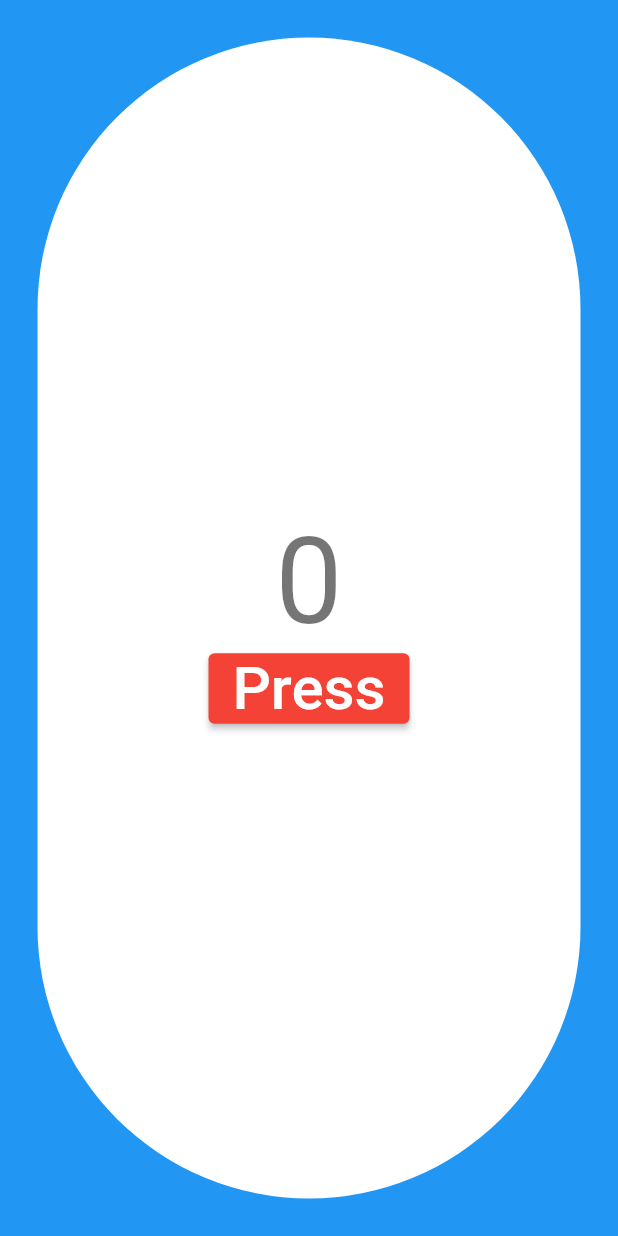
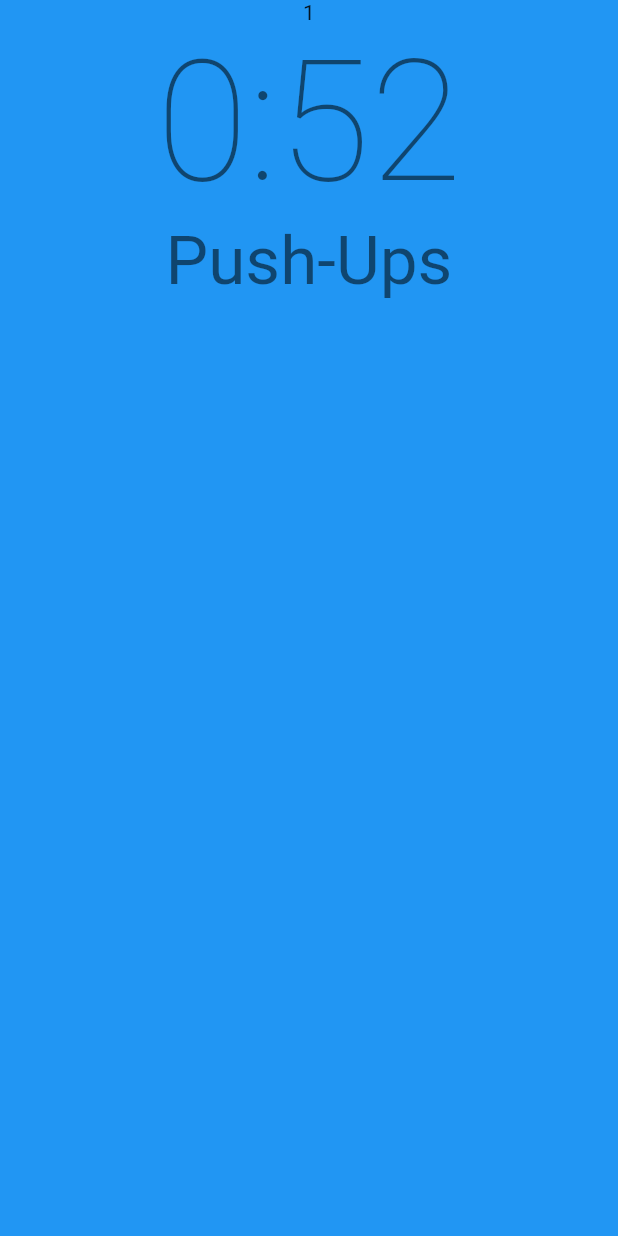
Before and after one commit to doriangc/tizen-app, a Flutter app: the screen it shows after launch, on a phone screen of 412 x 824 dp. Run offline on Flutter 3.47's test engine with Material 2 defaults, Android fonts, the phone set to English and light mode, and no system bars; our stand-ins replace sensors_plus, wakelock; missing offline and left inert: wearable_rotary.

Commit message:
Add exercise page

```diff
--- /dev/null
+++ b/lib/entities/workout_step.dart
@@ -0,0 +1 @@
+class WorkoutStep {}
--- /dev/null
+++ b/lib/exercise.dart
@@ -0,0 +1,20 @@
+import 'package:flutter/material.dart';
+import 'package:watch_test/exercise_page.dart';
+
+class Exercise extends StatefulWidget {
+  const Exercise({Key? key}) : super(key: key);
+
+  @override
+  State<Exercise> createState() => _ExerciseState();
+}
+
+class _ExerciseState extends State<Exercise> {
+  @override
+  Widget build(BuildContext context) {
+    return ExercisePage(
+      exerciseTitle: 'Push-Ups',
+      endTime: DateTime.now().add(Duration(seconds: 60)),
+      exerciseNum: 1,
+    );
+  }
+}
--- /dev/null
+++ b/lib/exercise_page.dart
@@ -0,0 +1,51 @@
+import 'package:flutter/material.dart';
+
+class ExercisePage extends StatefulWidget {
+  final DateTime endTime;
+  final String exerciseTitle;
+  final int exerciseNum;
+
+  const ExercisePage({
+    Key? key,
+    required this.exerciseTitle,
+    required this.endTime,
+    required this.exerciseNum,
+  }) : super(key: key);
+
+  @override
+  State<ExercisePage> createState() => _ExercisePageState();
+}
+
+class _ExercisePageState extends State<ExercisePage> {
+  @override
+  void initState() {
+    super.initState();
+    _updateTiming(null);
+  }
+
+  @override
+  Widget build(BuildContext context) {
+    final currentDatetime = DateTime.now();
+    final durationSinceStart = widget.endTime.difference(currentDatetime);
+
+    return Column(
+      children: [
+        Text(widget.exerciseNum.toString()),
+        Text(
+          '${durationSinceStart.inMinutes}:${durationSinceStart.inSeconds % 60}',
+          style: Theme.of(context).textTheme.headline1,
+        ),
+        Text(
+          this.widget.exerciseTitle,
+          style: Theme.of(context).textTheme.headline3,
+        ),
+        // Text
+      ],
+    );
+  }
+
+  void _updateTiming(dynamic) {
+    setState(() => {});
+    Future.delayed(Duration(milliseconds: 64)).then(_updateTiming);
+  }
+}
--- a/lib/main.dart
+++ b/lib/main.dart
@@ -1,4 +1,11 @@
+import 'dart:async';
+
 import 'package:flutter/material.dart';
+import 'package:wearable_rotary/wearable_rotary.dart';
+import 'package:sensors_plus/sensors_plus.dart';
+import 'package:wakelock/wakelock.dart';
+
+import 'exercise.dart';
 
 void main() {
   runApp(const MyApp());
@@ -13,15 +20,6 @@ class MyApp extends StatelessWidget {
     return MaterialApp(
       title: 'Flutter Demo',
       theme: ThemeData(
-          // This is the theme of your application.
-          //
-          // Try running your application with "flutter run". You'll see the
-          // application has a blue toolbar. Then, without quitting the app, try
-          // changing the primarySwatch below to Colors.green and then invoke
-          // "hot reload" (press "r" in the console where you ran "flutter run",
-          // or simply save your changes to "hot reload" in a Flutter IDE).
-          // Notice that the counter didn't reset back to zero; the application
-          // is not restarted.
           primarySwatch: Colors.red,
           textTheme: const TextTheme(
             headline4: TextStyle(fontSize: 80.0),
@@ -33,16 +31,6 @@ class MyApp extends StatelessWidget {
 
 class MyHomePage extends StatefulWidget {
   const MyHomePage({Key? key, required this.title}) : super(key: key);
-
-  // This widget is the home page of your application. It is stateful, meaning
-  // that it has a State object (defined below) that contains fields that affect
-  // how it looks.
-
-  // This class is the configuration for the state. It holds the values (in this
-  // case the title) provided by the parent (in this case the App widget) and
-  // used by the build method of the State. Fields in a Widget subclass are
-  // always marked "final".
-
   final String title;
 
   @override
@@ -51,16 +39,33 @@ class MyHomePage extends StatefulWidget {
 
 class _MyHomePageState extends State<MyHomePage> {
   int _counter = 0;
+  Color color = Colors.blue;
 
-  void _incrementCounter() {
-    setState(() {
-      // This call to setState tells the Flutter framework that something has
-      // changed in this State, which causes it to rerun the build method below
-      // so that the display can reflect the updated values. If we changed
-      // _counter without calling setState(), then the build method would not be
-      // called again, and so nothing would appear to happen.
-      _counter++;
+  late StreamSubscription<RotaryEvent> events;
+
+  @override
+  void initState() {
+    super.initState();
+    // The following line will enable the Android and iOS wakelock.
+    Wakelock.enable();
+
+    gyroscopeEvents.listen((GyroscopeEvent event) {
+      print(event);
     });
+
+    events = rotaryEvents.listen((RotaryEvent event) {
+      if (event == RotaryEvent.clockwise) {
+        setState(() => _counter++);
+      } else if (event == RotaryEvent.counterClockwise) {
+        setState(() => _counter--);
+      }
+    });
+  }
+
+  @override
+  void dispose() {
+    super.dispose();
+    events.cancel();
   }
 
   @override
@@ -73,43 +78,10 @@ class _MyHomePageState extends State<MyHomePage> {
     // than having to individually change instances of widgets.
     return Scaffold(
       body: Container(
-        color: Colors.blue,
+        color: this.color,
         width: MediaQuery.of(context).size.width,
         height: MediaQuery.of(context).size.height,
-        child: Container(
-          margin: const EdgeInsets.all(25.0),
-          decoration: BoxDecoration(
-            color: Colors.white,
-            borderRadius: BorderRadius.circular(200.0),
-          ),
-          child: Column(
-            // Column is also a layout widget. It takes a list of children and
-            // arranges them vertically. By default, it sizes itself to fit its
-            // children horizontally, and tries to be as tall as its parent.
-            //
-            // Invoke "debug painting" (press "p" in the console, choose the
-            // "Toggle Debug Paint" action from the Flutter Inspector in Android
-            // Studio, or the "Toggle Debug Paint" command in Visual Studio Code)
-            // to see the wireframe for each widget.
-            //
-            // Column has various properties to control how it sizes itself and
-            // how it positions its children. Here we use mainAxisAlignment to
-            // center the children vertically; the main axis here is the vertical
-            // axis because Columns are vertical (the cross axis would be
-            // horizontal).
-            mainAxisAlignment: MainAxisAlignment.center,
-            children: <Widget>[
-              Text(
-                '$_counter',
-                style: Theme.of(context).textTheme.headline4,
-              ),
-              ElevatedButton(
-                onPressed: _incrementCounter,
-                child: const Text("Press", style: TextStyle(fontSize: 40.0)),
-              )
-            ],
-          ),
-        ),
+        child: Exercise(),
       ),
     );
   }
```
Also changed, not shown: pubspec.yaml (+6 -7 lines), pubspec.lock, 2 other files.
